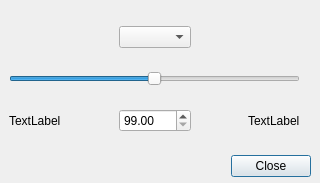
Old version of the form Main/SimTestQt/driveredit.ui in the repository krishauser/Klampt.
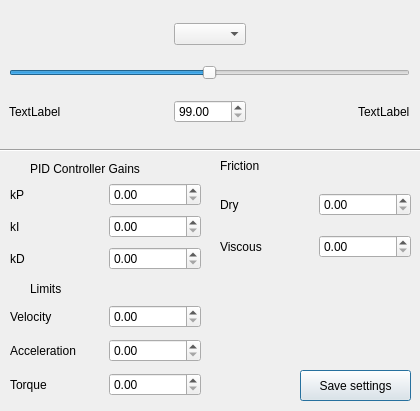
New version of the form.

Commit message: Can now edit driver gains in SimTest

```diff
--- a/Main/SimTestQt/driveredit.ui
+++ b/Main/SimTestQt/driveredit.ui
@@ -6,8 +6,8 @@
    <rect>
     <x>0</x>
     <y>0</y>
-    <width>320</width>
-    <height>183</height>
+    <width>420</width>
+    <height>411</height>
    </rect>
   </property>
   <property name="windowTitle">
@@ -16,26 +16,23 @@
   <widget class="QDialogButtonBox" name="buttonBox">
    <property name="geometry">
     <rect>
-     <x>10</x>
-     <y>150</y>
-     <width>301</width>
-     <height>32</height>
+     <x>280</x>
+     <y>370</y>
+     <width>131</width>
+     <height>31</height>
     </rect>
    </property>
    <property name="orientation">
     <enum>Qt::Horizontal</enum>
    </property>
-   <property name="standardButtons">
-    <set>QDialogButtonBox::Close</set>
-   </property>
   </widget>
   <widget class="QWidget" name="gridLayoutWidget">
    <property name="geometry">
     <rect>
      <x>9</x>
      <y>9</y>
-     <width>291</width>
-     <height>141</height>
+     <width>401</width>
+     <height>131</height>
     </rect>
    </property>
    <layout class="QGridLayout" name="gridLayout">
@@ -178,6 +175,209 @@
     </item>
    </layout>
   </widget>
+  <widget class="Line" name="line">
+   <property name="geometry">
+    <rect>
+     <x>0</x>
+     <y>140</y>
+     <width>421</width>
+     <height>21</height>
+    </rect>
+   </property>
+   <property name="orientation">
+    <enum>Qt::Horizontal</enum>
+   </property>
+  </widget>
+  <widget class="QWidget" name="gridLayoutWidget_2">
+   <property name="geometry">
+    <rect>
+     <x>10</x>
+     <y>180</y>
+     <width>191</width>
+     <height>95</height>
+    </rect>
+   </property>
+   <layout class="QGridLayout" name="gridLayout_2">
+    <item row="0" column="1">
+     <widget class="QDoubleSpinBox" name="kPSpinBox"/>
+    </item>
+    <item row="0" column="0">
+     <widget class="QLabel" name="label">
+      <property name="text">
+       <string>kP</string>
+      </property>
+     </widget>
+    </item>
+    <item row="1" column="0">
+     <widget class="QLabel" name="label_3">
+      <property name="text">
+       <string>kI</string>
+      </property>
+     </widget>
+    </item>
+    <item row="1" column="1">
+     <widget class="QDoubleSpinBox" name="kISpinBox"/>
+    </item>
+    <item row="2" column="0">
+     <widget class="QLabel" name="label_2">
+      <property name="text">
+       <string>kD</string>
+      </property>
+     </widget>
+    </item>
+    <item row="2" column="1">
+     <widget class="QDoubleSpinBox" name="kDSpinBox"/>
+    </item>
+   </layout>
+  </widget>
+  <widget class="QLabel" name="label_7">
+   <property name="geometry">
+    <rect>
+     <x>30</x>
+     <y>160</y>
+     <width>171</width>
+     <height>17</height>
+    </rect>
+   </property>
+   <property name="text">
+    <string>PID Controller Gains</string>
+   </property>
+  </widget>
+  <widget class="QWidget" name="gridLayoutWidget_3">
+   <property name="geometry">
+    <rect>
+     <x>220</x>
+     <y>180</y>
+     <width>191</width>
+     <height>91</height>
+    </rect>
+   </property>
+   <layout class="QGridLayout" name="gridLayout_3">
+    <item row="0" column="1">
+     <widget class="QDoubleSpinBox" name="dryFrictionSpinBox">
+      <property name="maximum">
+       <double>9.900000000000000</double>
+      </property>
+      <property name="singleStep">
+       <double>0.100000000000000</double>
+      </property>
+     </widget>
+    </item>
+    <item row="0" column="0">
+     <widget class="QLabel" name="label_4">
+      <property name="text">
+       <string>Dry</string>
+      </property>
+     </widget>
+    </item>
+    <item row="1" column="0">
+     <widget class="QLabel" name="label_5">
+      <property name="text">
+       <string>Viscous</string>
+      </property>
+     </widget>
+    </item>
+    <item row="1" column="1">
+     <widget class="QDoubleSpinBox" name="viscousFrictionSpinBox">
+      <property name="maximum">
+       <double>9.900000000000000</double>
+      </property>
+      <property name="singleStep">
+       <double>0.100000000000000</double>
+      </property>
+     </widget>
+    </item>
+   </layout>
+  </widget>
+  <widget class="QLabel" name="label_6">
+   <property name="geometry">
+    <rect>
+     <x>220</x>
+     <y>150</y>
+     <width>160</width>
+     <height>31</height>
+    </rect>
+   </property>
+   <property name="text">
+    <string>Friction</string>
+   </property>
+  </widget>
+  <widget class="QWidget" name="gridLayoutWidget_4">
+   <property name="geometry">
+    <rect>
+     <x>10</x>
+     <y>300</y>
+     <width>191</width>
+     <height>101</height>
+    </rect>
+   </property>
+   <layout class="QGridLayout" name="gridLayout_4">
+    <item row="1" column="1">
+     <widget class="QDoubleSpinBox" name="amaxSpinBox">
+      <property name="singleStep">
+       <double>0.100000000000000</double>
+      </property>
+     </widget>
+    </item>
+    <item row="0" column="1">
+     <widget class="QDoubleSpinBox" name="vmaxSpinBox">
+      <property name="singleStep">
+       <double>0.100000000000000</double>
+      </property>
+     </widget>
+    </item>
+    <item row="0" column="0">
+     <widget class="QLabel" name="label_9">
+      <property name="text">
+       <string>Velocity</string>
+      </property>
+     </widget>
+    </item>
+    <item row="1" column="0">
+     <widget class="QLabel" name="label_10">
+      <property name="text">
+       <string>Acceleration</string>
+      </property>
+     </widget>
+    </item>
+    <item row="2" column="0">
+     <widget class="QLabel" name="label_11">
+      <property name="text">
+       <string>Torque</string>
+      </property>
+     </widget>
+    </item>
+    <item row="2" column="1">
+     <widget class="QDoubleSpinBox" name="tmaxSpinBox"/>
+    </item>
+   </layout>
+  </widget>
+  <widget class="QLabel" name="label_8">
+   <property name="geometry">
+    <rect>
+     <x>30</x>
+     <y>280</y>
+     <width>171</width>
+     <height>17</height>
+    </rect>
+   </property>
+   <property name="text">
+    <string>Limits</string>
+   </property>
+  </widget>
+  <widget class="QPushButton" name="saveButton">
+   <property name="geometry">
+    <rect>
+     <x>300</x>
+     <y>370</y>
+     <width>111</width>
+     <height>31</height>
+    </rect>
+   </property>
+   <property name="text">
+    <string>Save settings</string>
+   </property>
+  </widget>
  </widget>
  <tabstops>
   <tabstop>doubleSpinBox</tabstop>
```
Left out of the diff: 303 changed lines with no effect on the pictures. The commit also changes 3 other files.
